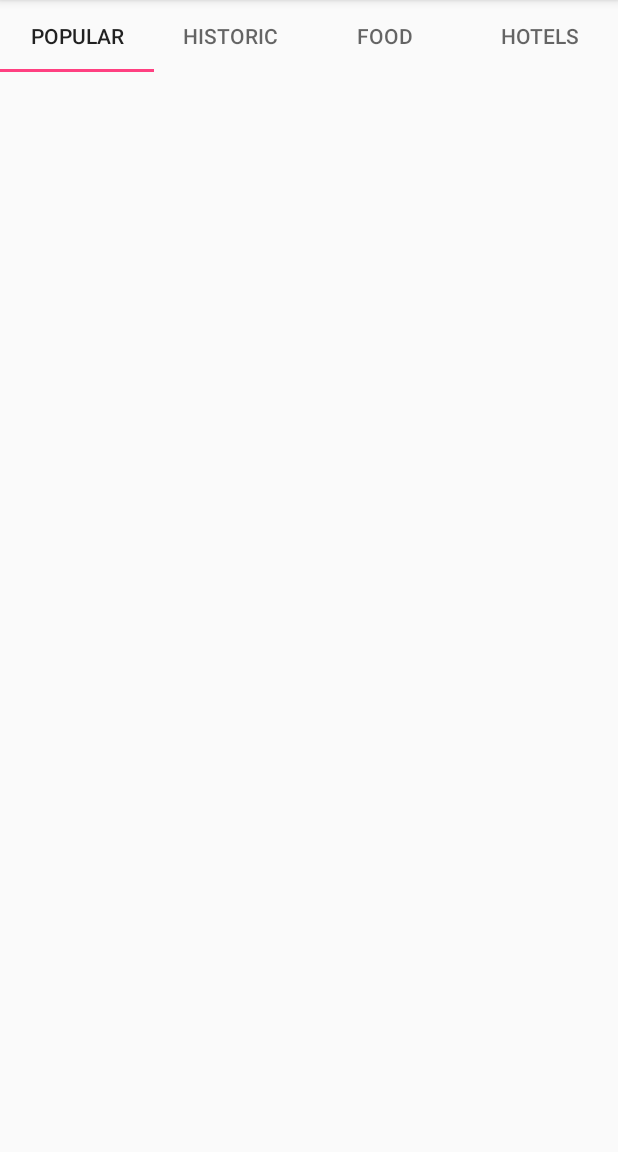
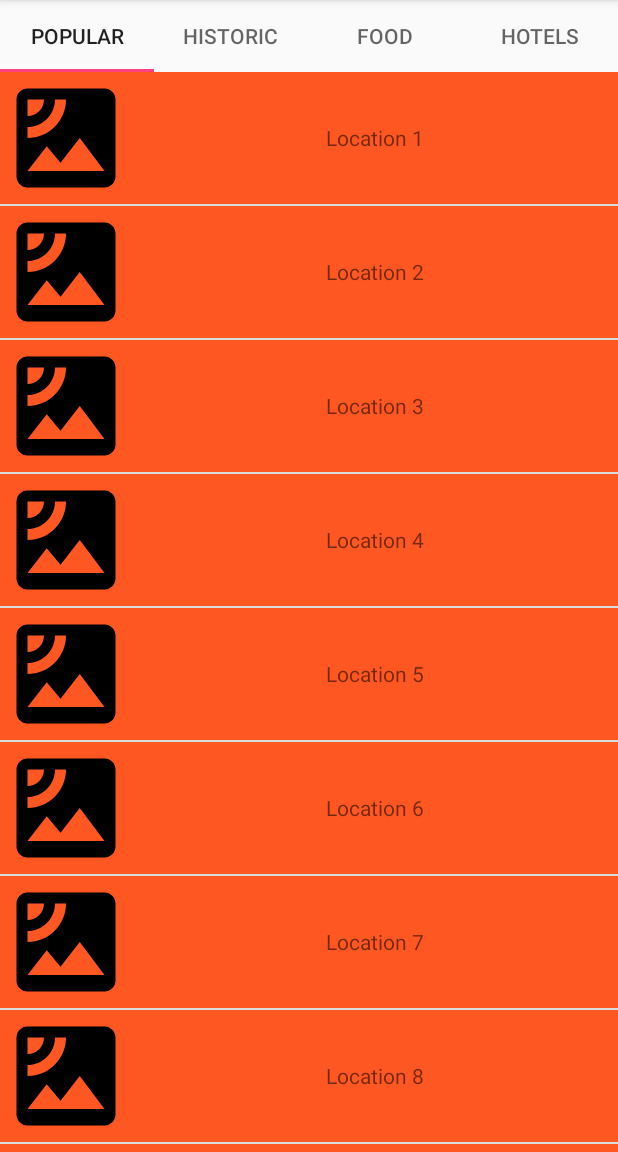
Before and after one commit to MichalZenczak/TourGuideApp, an Android app: the screen it shows after launch (MainActivity), on a phone screen of 412 x 824 dp, the part 84-1236 px from its top. Run offline under Robolectric (Android 15) with nearby library versions, the phone set to English and light mode, and no system bars.

Commit message:
some minor changes

```diff
--- a/app/src/main/java/com/example/michal/tourguideapp/ItemAdapter.java
+++ b/app/src/main/java/com/example/michal/tourguideapp/ItemAdapter.java
@@ -3,15 +3,16 @@ package com.example.michal.tourguideapp;
 import android.content.Context;
 import android.support.annotation.NonNull;
 import android.support.annotation.Nullable;
+import android.support.v4.content.ContextCompat;
+import android.view.LayoutInflater;
 import android.view.View;
 import android.view.ViewGroup;
 import android.widget.ArrayAdapter;
+import android.widget.ImageView;
+import android.widget.TextView;
 
 import java.util.ArrayList;
 
-/**
- * Created by michal on 4/12/18.
- */
 
 public class ItemAdapter extends ArrayAdapter<Item> {
 
@@ -26,7 +27,28 @@ public class ItemAdapter extends ArrayAdapter<Item> {
     @Override
     public View getView(int position, @Nullable View convertView, @NonNull ViewGroup parent) {
 
+        View listOfItemsView = convertView;
+        if (listOfItemsView == null) {
+            listOfItemsView = LayoutInflater.from(getContext()).inflate(R.layout.item, parent, false);
+        }
 
-        return super.getView(position, convertView, parent);
+        Item currentItem = getItem(position);
+
+        TextView itemText = listOfItemsView.findViewById(R.id.item_text);
+        itemText.setText(currentItem.getLocationName());
+
+        ImageView itemImage = listOfItemsView.findViewById(R.id.item_image);
+        itemImage.setImageResource(currentItem.getImageResourceId());
+
+
+        // Set the theme color for the list item
+        View textContainer = listOfItemsView.findViewById(R.id.item_container);
+        // Find the color that the resource ID maps to
+        int color = ContextCompat.getColor(getContext(), mColorResourceId);
+        // Set the background color of the text container View
+        textContainer.setBackgroundColor(color);
+
+
+        return listOfItemsView;
     }
 }
--- a/app/src/main/java/com/example/michal/tourguideapp/PopularFragment.java
+++ b/app/src/main/java/com/example/michal/tourguideapp/PopularFragment.java
@@ -6,6 +6,9 @@ import android.support.v4.app.Fragment;
 import android.view.LayoutInflater;
 import android.view.View;
 import android.view.ViewGroup;
+import android.widget.ListView;
+
+import java.util.ArrayList;
 
 
 /**
@@ -23,7 +26,18 @@ public class PopularFragment extends Fragment {
     public View onCreateView(LayoutInflater inflater, ViewGroup container,
                              Bundle savedInstanceState) {
         // Inflate the layout for this fragment
-        return inflater.inflate(R.layout.list_of_items, container, false);
+        View rootView = inflater.inflate(R.layout.list_of_items, container, false);
+
+        final ArrayList<Item> popularPlacesList = new ArrayList<>();
+        for (int i = 1; i < 10; i++) {
+            popularPlacesList.add(new Item("Location " + i, R.drawable.ic_satellite_black_24dp));
+        }
+        ItemAdapter popularPlacesAdapter = new ItemAdapter(getActivity(), popularPlacesList, R.color.colorPopularPlaces);
+        ListView listView = rootView.findViewById(R.id.list_of_items);
+        listView.setAdapter(popularPlacesAdapter);
+
+
+        return rootView;
     }
 
 }
--- /dev/null
+++ b/app/src/main/res/drawable/ic_satellite_black_24dp.xml
@@ -0,0 +1,9 @@
+<vector xmlns:android="http://schemas.android.com/apk/res/android"
+    android:width="24dp"
+    android:height="24dp"
+    android:viewportHeight="24.0"
+    android:viewportWidth="24.0">
+    <path
+        android:fillColor="#FF000000"
+        android:pathData="M19,3L5,3c-1.1,0 -2,0.9 -2,2v14c0,1.1 0.9,2 2,2h14c1.1,0 2,-0.9 2,-2L21,5c0,-1.1 -0.9,-2 -2,-2zM5,4.99h3C8,6.65 6.66,8 5,8L5,4.99zM5,12v-2c2.76,0 5,-2.25 5,-5.01h2C12,8.86 8.87,12 5,12zM5,18l3.5,-4.5 2.5,3.01L14.5,12l4.5,6L5,18z" />
+</vector>
--- a/app/src/main/res/layout/item.xml
+++ b/app/src/main/res/layout/item.xml
@@ -1,20 +1,21 @@
 <?xml version="1.0" encoding="utf-8"?>
 <RelativeLayout xmlns:android="http://schemas.android.com/apk/res/android"
-    android:id="@+id/item"
+    android:id="@+id/item_container"
     android:layout_width="match_parent"
-    android:layout_height="match_parent">
+    android:layout_height="@dimen/item_image_size">
 
     <ImageView
         android:id="@+id/item_image"
-        android:layout_width="wrap_content"
-        android:layout_height="wrap_content"
+        android:layout_width="@dimen/item_image_size"
+        android:layout_height="@dimen/item_image_size"
         android:layout_alignParentStart="true" />
 
     <TextView
         android:id="@+id/item_text"
-        android:layout_width="wrap_content"
-        android:layout_height="wrap_content"
-        android:layout_toEndOf="@id/item_image" />
+        android:layout_width="match_parent"
+        android:layout_height="@dimen/item_image_size"
+        android:layout_toEndOf="@id/item_image"
+        android:gravity="center" />
 
 
 </RelativeLayout>
--- a/app/src/main/res/values/colors.xml
+++ b/app/src/main/res/values/colors.xml
@@ -3,4 +3,5 @@
     <color name="colorPrimary">#3F51B5</color>
     <color name="colorPrimaryDark">#303F9F</color>
     <color name="colorAccent">#FF4081</color>
+    <color name="colorPopularPlaces">#FF5722</color>
 </resources>
--- /dev/null
+++ b/app/src/main/res/values/dimens.xml
@@ -0,0 +1,5 @@
+<?xml version="1.0" encoding="utf-8"?>
+<resources>
+    <dimen name="item_image_size">88dp</dimen>
+
+</resources>
```
